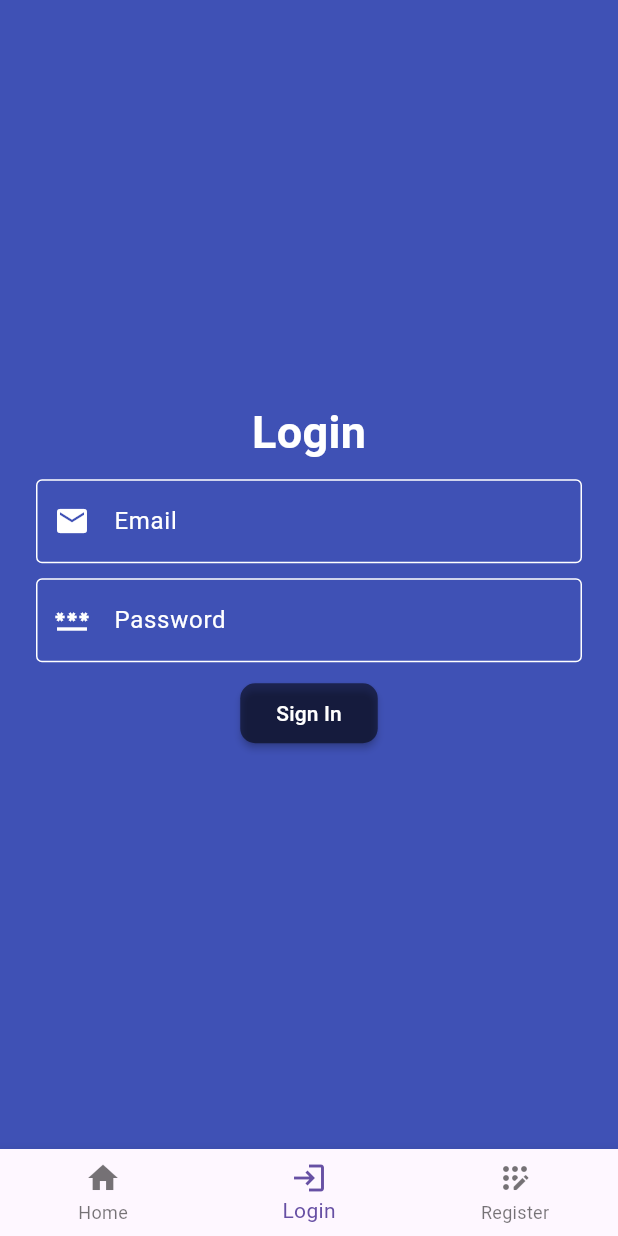
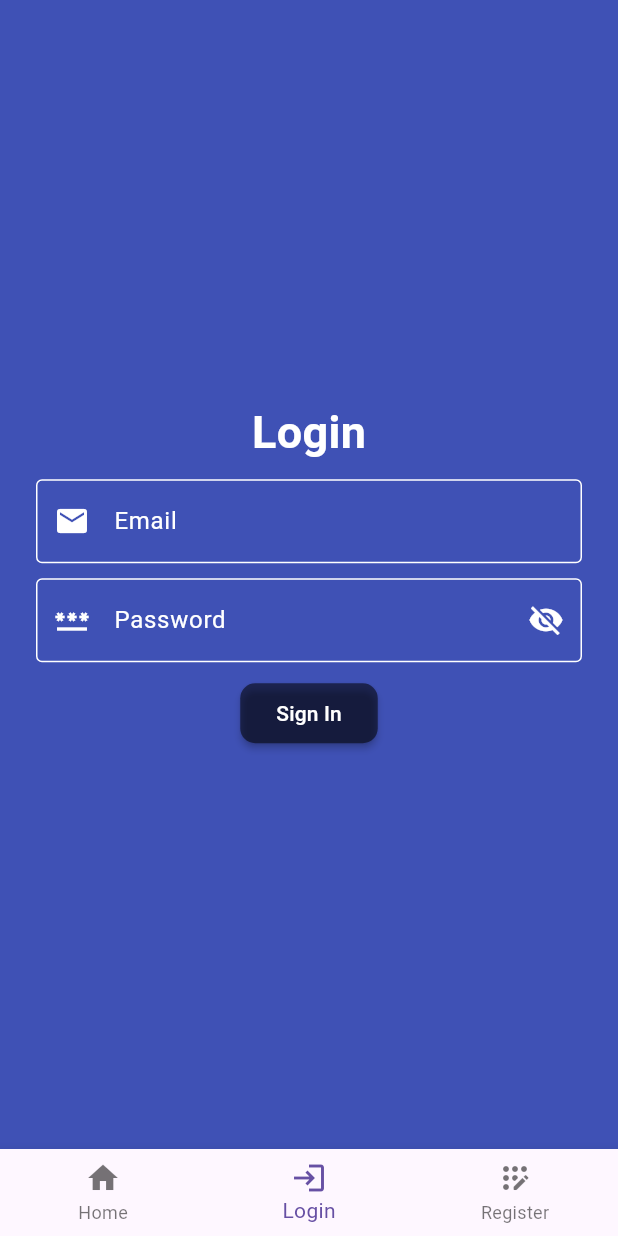
Before and after one commit to Kri4n/FitMeter-Mobile, a Flutter app: the screen it shows after launch, item 2 of the bottom bar chosen, on a phone screen of 412 x 824 dp. Run offline on Flutter 3.47's test engine with Material 3 defaults, Android fonts, the light colour scheme and no system bars; our stand-ins replace flutter_dotenv, flutter_riverpod, flutter_secure_storage.

Commit message:
Added hide password

```diff
--- a/lib/views/pages/login.dart
+++ b/lib/views/pages/login.dart
@@ -18,6 +18,8 @@ class LoginPage extends ConsumerStatefulWidget {
 }
 
 class _LoginPageState extends ConsumerState<LoginPage> {
+  bool _showPassword = true;
+
   Future<void> login(String emailValue, String passwordValue) async {
     final url = Uri.parse(ApiRoutes.login);
     var res = await http.post(
@@ -77,6 +79,7 @@ class _LoginPageState extends ConsumerState<LoginPage> {
               ), // left & right space
               child: Form(
                 child: TextFormField(
+                  style: TextStyle(color: Colors.white),
                   // Reads Email Value (Riverpod)
                   initialValue: email,
                   // Sets Email Value (Riverpod)
@@ -114,6 +117,8 @@ class _LoginPageState extends ConsumerState<LoginPage> {
               ), // left & right space
               child: Form(
                 child: TextFormField(
+                  style: TextStyle(color: Colors.white),
+                  obscureText: _showPassword,
                   initialValue: password,
                   onChanged: (value) =>
                       ref.read(AuthProvider.passwordProvider.notifier).state =
@@ -131,6 +136,17 @@ class _LoginPageState extends ConsumerState<LoginPage> {
                       borderSide: BorderSide(color: Colors.white, width: 2),
                     ),
                     prefixIcon: Icon(Icons.password, color: Colors.white),
+                    suffixIcon: IconButton(
+                      icon: Icon(
+                        _showPassword ? Icons.visibility_off : Icons.visibility,
+                      ),
+                      color: Colors.white,
+                      onPressed: () {
+                        setState(() {
+                          _showPassword = !_showPassword;
+                        });
+                      },
+                    ),
                   ),
                   validator: (value) {
                     if (value == null || value.isEmpty) {
```
